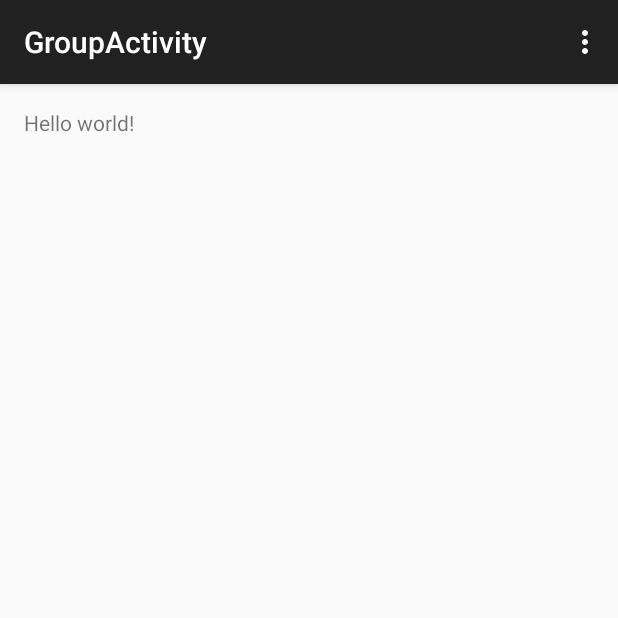
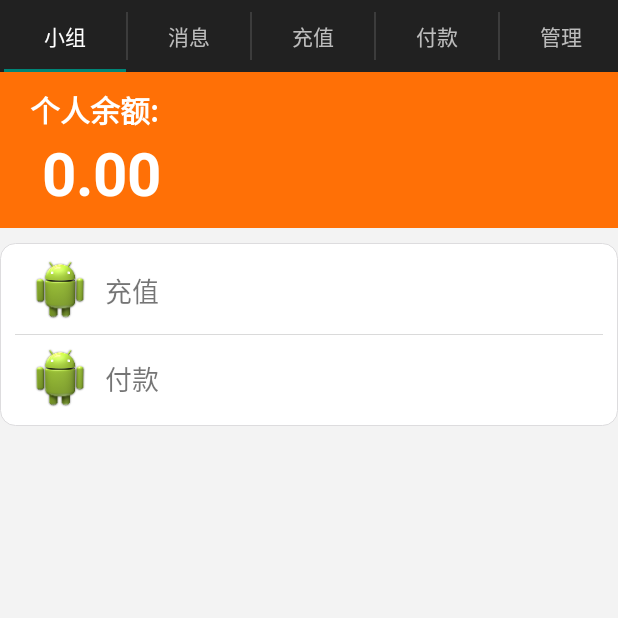
Before and after one commit to tonnyskk/Aiur, an Android app: the MainActivity screen opened directly, with no data from a screen before it, after a tap on an icon or button, on a phone screen of 412 x 824 dp, the top half of it. Run offline under Robolectric (Android 15) with nearby library versions, the phone set to English and light mode, and no system bars.

Commit message:
add tabhost for group detail page

```diff
--- a/app/build.gradle
+++ b/app/build.gradle
@@ -24,4 +24,5 @@ dependencies {
     // compile "com.android:volley:1.0"
     compile 'com.android.support:appcompat-v7:20.0.0'
     compile 'com.google.code.gson:gson:2.2.4'
+    compile 'com.android.support:support-v4:18.0.+'
 }
--- a/app/src/main/AndroidManifest.xml
+++ b/app/src/main/AndroidManifest.xml
@@ -37,6 +37,10 @@
             android:name=".activity.group.JoinGroupActivity"
             android:label="@string/title_activity_join_group" >
         </activity>
+        <activity
+            android:name=".activity.group.GroupTabActivity"
+            android:label="@string/title_activity_group_tab" >
+        </activity>
     </application>
 
 </manifest>
--- /dev/null
+++ b/app/src/main/java/com/origin/aiur/activity/group/GroupTabActivity.java
@@ -0,0 +1,250 @@
+package com.origin.aiur.activity.group;
+
+import java.util.Locale;
+
+import android.content.Context;
+import android.content.Intent;
+import android.support.v7.app.ActionBarActivity;
+import android.support.v7.app.ActionBar;
+import android.support.v4.app.Fragment;
+import android.support.v4.app.FragmentManager;
+import android.support.v4.app.FragmentTransaction;
+import android.support.v4.app.FragmentPagerAdapter;
+import android.os.Bundle;
+import android.support.v4.view.ViewPager;
+import android.view.Gravity;
+import android.view.LayoutInflater;
+import android.view.Menu;
+import android.view.MenuItem;
+import android.view.View;
+import android.view.ViewGroup;
+import android.view.Window;
+import android.widget.TextView;
+
+import com.origin.aiur.BaseActivity;
+import com.origin.aiur.R;
+import com.origin.aiur.vo.UserGroup;
+
+public class GroupTabActivity extends BaseActivity implements ActionBar.TabListener {
+
+    /**
+     * The {@link android.support.v4.view.PagerAdapter} that will provide
+     * fragments for each of the sections. We use a
+     * {@link FragmentPagerAdapter} derivative, which will keep every
+     * loaded fragment in memory. If this becomes too memory intensive, it
+     * may be best to switch to a
+     * {@link android.support.v4.app.FragmentStatePagerAdapter}.
+     */
+    SectionsPagerAdapter mSectionsPagerAdapter;
+
+    /**
+     * The {@link ViewPager} that will host the section contents.
+     */
+    ViewPager mViewPager;
+
+    enum Keys {
+        group_id, group_name, is_owner
+    }
+
+    public static void startActivity(Context context, UserGroup userGroup) {
+        Intent intent = new Intent(context, GroupTabActivity.class);
+        intent.putExtra(Keys.group_id.name(), userGroup.getGroupName());
+        intent.putExtra(Keys.group_name.name(), userGroup.getGroupName());
+        intent.putExtra(Keys.is_owner.name(), true);
+        context.startActivity(intent);
+    }
+
+    @Override
+    protected void onCreate(Bundle savedInstanceState) {
+        super.onCreate(savedInstanceState);
+        setContentView(R.layout.activity_group_tab);
+
+        // Set up the action bar.
+        final ActionBar actionBar = getSupportActionBar();
+        actionBar.setNavigationMode(ActionBar.NAVIGATION_MODE_TABS);
+        //actionBar.setDisplayOptions(ActionBar.DISPLAY_SHOW_TITLE);
+        actionBar.setDisplayOptions(0,ActionBar.DISPLAY_SHOW_HOME|ActionBar.DISPLAY_SHOW_TITLE );
+
+
+        // Create the adapter that will return a fragment for each of the three
+        // primary sections of the activity.
+        mSectionsPagerAdapter = new SectionsPagerAdapter(getSupportFragmentManager());
+        mSectionsPagerAdapter.setOwner(this.getIntent().getBooleanExtra(Keys.is_owner.name(), false));
+        mSectionsPagerAdapter.setGpName(this.getIntent().getStringExtra(Keys.group_name.name()));
+
+        // Set up the ViewPager with the sections adapter.
+        mViewPager = (ViewPager) findViewById(R.id.pager);
+        mViewPager.setAdapter(mSectionsPagerAdapter);
+
+        // When swiping between different sections, select the corresponding
+        // tab. We can also use ActionBar.Tab#select() to do this if we have
+        // a reference to the Tab.
+        mViewPager.setOnPageChangeListener(new ViewPager.SimpleOnPageChangeListener() {
+            @Override
+            public void onPageSelected(int position) {
+                actionBar.setSelectedNavigationItem(position);
+            }
+        });
+
+        // For each of the sections in the app, add a tab to the action bar.
+        for (int i = 0; i < mSectionsPagerAdapter.getCount(); i++) {
+            // Create a tab with text corresponding to the page title defined by
+            // the adapter. Also specify this Activity object, which implements
+            // the TabListener interface, as the callback (listener) for when
+            // this tab is selected.
+            actionBar.addTab(
+                    actionBar.newTab()
+                            .setText(mSectionsPagerAdapter.getPageTitle(i))
+                            .setTabListener(this));
+        }
+    }
+
+//
+//    @Override
+//    public boolean onCreateOptionsMenu(Menu menu) {
+//        // Inflate the menu; this adds items to the action bar if it is present.
+//        getMenuInflater().inflate(R.menu.group_tab, menu);
+//        return true;
+//    }
+//
+//    @Override
+//    public boolean onOptionsItemSelected(MenuItem item) {
+//        // Handle action bar item clicks here. The action bar will
+//        // automatically handle clicks on the Home/Up button, so long
+//        // as you specify a parent activity in AndroidManifest.xml.
+//        int id = item.getItemId();
+//        if (id == R.id.action_settings) {
+//            return true;
+//        }
+//        return super.onOptionsItemSelected(item);
+//    }
+
+    @Override
+    public void onTabSelected(ActionBar.Tab tab, FragmentTransaction fragmentTransaction) {
+        // When the given tab is selected, switch to the corresponding page in
+        // the ViewPager.
+        mViewPager.setCurrentItem(tab.getPosition());
+    }
+
+    @Override
+    public void onTabUnselected(ActionBar.Tab tab, FragmentTransaction fragmentTransaction) {
+    }
+
+    @Override
+    public void onTabReselected(ActionBar.Tab tab, FragmentTransaction fragmentTransaction) {
+    }
+
+    @Override
+    protected void onPostExecuteSuccessful(String action, Object response) {
+
+    }
+
+    @Override
+    protected void onPostExecuteFailed(String action) {
+
+    }
+
+    /**
+     * A {@link FragmentPagerAdapter} that returns a fragment corresponding to
+     * one of the sections/tabs/pages.
+     */
+    public class SectionsPagerAdapter extends FragmentPagerAdapter {
+        private boolean isOwner;
+        private String gpName;
+
+        public SectionsPagerAdapter(FragmentManager fm) {
+            super(fm);
+        }
+
+        @Override
+        public Fragment getItem(int position) {
+            // getItem is called to instantiate the fragment for the given page.
+            // Return a PlaceholderFragment (defined as a static inner class below).
+            return PlaceholderFragment.newInstance(position + 1);
+        }
+
+        @Override
+        public int getCount() {
+            // Show 3 total pages.
+            return isOwner ? 5 : 4; //TODO: if is owner show 5 tabs else show 4 tabs
+        }
+
+        public void setOwner(boolean isOwner) {
+            this.isOwner = isOwner;
+        }
+
+        public void setGpName(String gpName) {
+            this.gpName = gpName;
+        }
+
+        @Override
+        public CharSequence getPageTitle(int position) {
+            Locale l = Locale.getDefault();
+            switch (position) {
+                case 0:
+                    return getString(R.string.title_section1).toUpperCase(l);
+                case 1:
+                    return getString(R.string.title_section2).toUpperCase(l);
+                case 2:
+                    return getString(R.string.title_section3).toUpperCase(l);
+                case 3:
+                    return getString(R.string.title_section4).toUpperCase(l);
+                case 4:
+                    return getString(R.string.title_section5).toUpperCase(l);
+            }
+            return null;
+        }
+    }
+
+    /**
+     * A placeholder fragment containing a simple view.
+     */
+    public static class PlaceholderFragment extends Fragment {
+        /**
+         * The fragment argument representing the section number for this
+         * fragment.
+         */
+        private static final String ARG_SECTION_NUMBER = "section_number";
+
+        /**
+         * Returns a new instance of this fragment for the given section
+         * number.
+         */
+        public static PlaceholderFragment newInstance(int sectionNumber) {
+            PlaceholderFragment fragment = new PlaceholderFragment();
+            Bundle args = new Bundle();
+            args.putInt(ARG_SECTION_NUMBER, sectionNumber);
+            fragment.setArguments(args);
+            return fragment;
+        }
+
+        public PlaceholderFragment() {
+        }
+
+        private int getLayoutId() {
+            int sectionNumber = getArguments().getInt(ARG_SECTION_NUMBER);
+            switch (sectionNumber) {
+                case 1:
+                    return R.layout.group_tab_index;
+                case 2:
+                    return R.layout.group_tab_message;
+                case 3:
+                    return R.layout.group_tab_prepay;
+                case 4:
+                    return R.layout.group_tab_charge;
+                case 5:
+                    return R.layout.group_tab_manage;
+            }
+            return R.layout.group_tab_index;
+        }
+
+        @Override
+        public View onCreateView(LayoutInflater inflater, ViewGroup container,
+                Bundle savedInstanceState) {
+            View rootView = inflater.inflate(getLayoutId(), container, false);
+
+            return rootView;
+        }
+    }
+
+}
--- a/app/src/main/java/com/origin/aiur/activity/main/MainActivity.java
+++ b/app/src/main/java/com/origin/aiur/activity/main/MainActivity.java
@@ -3,6 +3,7 @@ package com.origin.aiur.activity.main;
 import android.content.Context;
 import android.content.Intent;
 import android.os.Bundle;
+import android.support.v7.app.ActionBar;
 import android.view.Gravity;
 import android.view.LayoutInflater;
 import android.view.Menu;
@@ -16,10 +17,10 @@ import android.widget.TextView;
 
 import com.origin.aiur.BaseActivity;
 import com.origin.aiur.R;
-import com.origin.aiur.dao.GroupDao;
-import com.origin.aiur.activity.group.GroupActivity;
+import com.origin.aiur.activity.group.GroupTabActivity;
 import com.origin.aiur.activity.group.JoinGroupActivity;
 import com.origin.aiur.activity.group.NewGroupActivity;
+import com.origin.aiur.dao.GroupDao;
 import com.origin.aiur.http.HttpUtils;
 import com.origin.aiur.vo.GroupEvent;
 import com.origin.aiur.vo.UserGroup;
@@ -58,6 +59,10 @@ public class MainActivity extends BaseActivity implements View.OnClickListener{
     protected void onCreate(Bundle savedInstanceState) {
         super.onCreate(savedInstanceState);
         setContentView(R.layout.activity_main);
+
+        // Set up the action bar.
+        final ActionBar actionBar = getSupportActionBar();
+        actionBar.setDisplayOptions(ActionBar.DISPLAY_SHOW_TITLE);
 
         btnGotoGroup = (TextView) findViewById(R.id.btnGotoGroup);
         btnGotoGroup.setOnClickListener(this);
@@ -205,7 +210,7 @@ public class MainActivity extends BaseActivity implements View.OnClickListener{
                 }
                 break;
             case R.id.btnGotoGroup:
-                GroupActivity.startActivity(this, GroupDao.getInstance().getCurrentGroup());
+                GroupTabActivity.startActivity(this, GroupDao.getInstance().getCurrentGroup());
                 break;
             case R.id.btnCreateGroup:
                 NewGroupActivity.startActivity(this);
@@ -243,7 +248,7 @@ public class MainActivity extends BaseActivity implements View.OnClickListener{
                     UserGroup group = (UserGroup)view.getTag();
                     GroupDao.getInstance().setCurrentGroup(group);
                     // TODO: go to group detail page
-                    GroupActivity.startActivity(MainActivity.this, group);
+                    GroupTabActivity.startActivity(MainActivity.this, group);
                     dismissPopup();
                 }
             });
--- a/app/src/main/res/drawable-nodpi/round_corner_bg.xml
+++ b/app/src/main/res/drawable-nodpi/round_corner_bg.xml
@@ -1,7 +1,7 @@
 <?xml version="1.0" encoding="utf-8"?>
 <shape xmlns:android="http://schemas.android.com/apk/res/android">
     <solid android:color="#ffffffff" />
-    <stroke android:width="1dp" android:color="#ffff8080" />
+    <stroke android:width="1px" android:color="#ffdddcde" />
     <corners android:radius="10dp" />
     <padding
         android:left="3dp"
--- /dev/null
+++ b/app/src/main/res/layout/activity_group_tab.xml
@@ -0,0 +1,6 @@
+<android.support.v4.view.ViewPager xmlns:android="http://schemas.android.com/apk/res/android"
+    xmlns:tools="http://schemas.android.com/tools"
+    android:id="@+id/pager"
+    android:layout_width="match_parent"
+    android:layout_height="match_parent"
+    tools:context="com.origin.aiur.activity.group.GroupTabActivity" />
--- /dev/null
+++ b/app/src/main/res/layout/group_tab_index.xml
@@ -0,0 +1,105 @@
+<LinearLayout xmlns:android="http://schemas.android.com/apk/res/android"
+    xmlns:tools="http://schemas.android.com/tools"
+    android:layout_width="match_parent"
+    android:layout_height="match_parent"
+    android:orientation="vertical"
+    android:background="@color/tab_bg"
+    tools:context="com.origin.aiur.activity.group.GroupTabActivity$PlaceholderFragment">
+
+    <LinearLayout
+        android:layout_width="match_parent"
+        android:layout_height="wrap_content"
+        android:orientation="vertical"
+        android:paddingTop="@dimen/tab_index_cash_padding_topBottom"
+        android:paddingBottom="@dimen/tab_index_cash_padding_topBottom"
+        android:paddingLeft="@dimen/tab_index_cash_padding_leftRight"
+        android:paddingRight="@dimen/tab_index_cash_padding_leftRight"
+        android:background="@color/tab_index_cash_bg">
+
+        <TextView
+            android:layout_width="match_parent"
+            android:layout_height="wrap_content"
+            android:textSize="@dimen/tab_index_cash_title_txt_size"
+            android:textColor="@color/tab_index_cash_txt_color"
+            android:textStyle="bold"
+            android:text="@string/tab_index_cash_title" />
+
+        <TextView
+            android:layout_width="match_parent"
+            android:layout_height="wrap_content"
+            android:textSize="@dimen/tab_index_cash_txt_size"
+            android:textColor="@color/tab_index_cash_txt_color"
+            android:textStyle="bold"
+            android:layout_marginLeft="@dimen/abc_action_bar_default_height"
+            android:text="0.00" />
+    </LinearLayout>
+
+    <LinearLayout
+        android:layout_width="match_parent"
+        android:layout_height="wrap_content"
+        android:orientation="vertical"
+        android:background="@drawable/round_corner_bg"
+        android:layout_marginTop="@dimen/tab_index_btn_margin_top"
+        android:layout_marginBottom="@dimen/tab_index_btn_margin_bottom"
+        android:paddingLeft="@dimen/tab_index_btn_padding_leftRight"
+        android:paddingRight="@dimen/tab_index_btn_padding_leftRight">
+
+        <LinearLayout
+            android:id="@+id/tabBtnPrepay"
+            android:layout_width="match_parent"
+            android:layout_height="wrap_content"
+            android:orientation="horizontal"
+            android:clickable="true">
+
+            <ImageView
+                android:layout_width="@dimen/tab_index_btn_icon_width"
+                android:layout_height="@dimen/tab_index_btn_icon_height"
+                android:layout_gravity="center_vertical"
+                android:layout_marginLeft="@dimen/tab_index_btn_icon_margin_leftRight"
+                android:layout_marginRight="@dimen/tab_index_btn_icon_margin_leftRight"
+                android:src="@drawable/ic_launcher" />
+
+            <TextView
+                android:layout_width="match_parent"
+                android:layout_height="wrap_content"
+                android:paddingTop="@dimen/tab_index_btn_padding_topBottom"
+                android:paddingBottom="@dimen/tab_index_btn_padding_topBottom"
+                android:textSize="@dimen/tab_index_btn_txt_size"
+                android:textStyle="normal"
+                android:text="@string/tab_index_btn_prepay" />
+
+        </LinearLayout>
+
+        <View
+            android:layout_width="match_parent"
+            android:layout_height="1px"
+            android:background="@color/tab_index_btn_split" />
+
+        <LinearLayout
+            android:id="@+id/tabBtnCharge"
+            android:layout_width="match_parent"
+            android:layout_height="wrap_content"
+            android:orientation="horizontal"
+            android:clickable="true">
+
+            <ImageView
+                android:layout_width="@dimen/tab_index_btn_icon_width"
+                android:layout_height="@dimen/tab_index_btn_icon_height"
+                android:layout_gravity="center_vertical"
+                android:layout_marginLeft="@dimen/tab_index_btn_icon_margin_leftRight"
+                android:layout_marginRight="@dimen/tab_index_btn_icon_margin_leftRight"
+                android:src="@drawable/ic_launcher" />
+
+            <TextView
+                android:layout_width="match_parent"
+                android:layout_height="wrap_content"
+                android:paddingTop="@dimen/tab_index_btn_padding_topBottom"
+                android:paddingBottom="@dimen/tab_index_btn_padding_topBottom"
+                android:textSize="@dimen/tab_index_btn_txt_size"
+                android:textStyle="normal"
+                android:text="@string/tab_index_btn_charge" />
+
+        </LinearLayout>
+    </LinearLayout>
+
+</LinearLayout>
--- /dev/null
+++ b/app/src/main/res/menu/group_tab.xml
@@ -0,0 +1,9 @@
+<menu xmlns:android="http://schemas.android.com/apk/res/android"
+    xmlns:app="http://schemas.android.com/apk/res-auto"
+    xmlns:tools="http://schemas.android.com/tools"
+    tools:context="com.origin.aiur.activity.group.GroupTabActivity" >
+    <item android:id="@+id/action_settings"
+        android:title="@string/action_settings"
+        android:orderInCategory="100"
+        app:showAsAction="never" />
+</menu>
--- /dev/null
+++ b/app/src/main/res/values-w820dp/dimens.xml
@@ -0,0 +1,6 @@
+<resources>
+    <!-- Example customization of dimensions originally defined in res/values/dimens.xml
+         (such as screen margins) for screens with more than 820dp of available width. This
+         would include 7" and 10" devices in landscape (~960dp and ~1280dp respectively). -->
+    <dimen name="activity_horizontal_margin">64dp</dimen>
+</resources>
--- /dev/null
+++ b/app/src/main/res/values/layout_tabs.xml
@@ -0,0 +1,26 @@
+<?xml version="1.0" encoding="utf-8"?>
+<resources>
+
+
+    <dimen name="tab_index_cash_padding_topBottom">10dp</dimen>
+    <dimen name="tab_index_cash_padding_leftRight">20dp</dimen>
+
+    <dimen name="tab_index_btn_margin_top">10dp</dimen>
+    <dimen name="tab_index_btn_margin_bottom">10dp</dimen>
+    <dimen name="tab_index_btn_padding_topBottom">15dp</dimen>
+    <dimen name="tab_index_btn_padding_leftRight">10dp</dimen>
+
+    <dimen name="tab_index_btn_icon_margin_leftRight">10dp</dimen>
+    <dimen name="tab_index_btn_icon_width">40dp</dimen>
+    <dimen name="tab_index_btn_icon_height">40dp</dimen>
+
+    <dimen name="tab_index_cash_title_txt_size">20sp</dimen>
+    <dimen name="tab_index_cash_txt_size">40sp</dimen>
+    <dimen name="tab_index_btn_txt_size">18sp</dimen>
+
+    <color name="tab_index_cash_bg">#ffff7006</color>
+    <color name="tab_index_btn_bg">#ffffffff</color>
+    <color name="tab_index_cash_txt_color">#ffffffff</color>
+    <color name="tab_bg">#fff3f3f3</color>
+    <color name="tab_index_btn_split">#ffdadada</color>
+</resources>
--- a/app/src/main/res/values/strings.xml
+++ b/app/src/main/res/values/strings.xml
@@ -27,6 +27,18 @@
     <string name="menu_create_group">创建小组</string>
     <string name="menu_join_group">加入小组</string>
 
+    <!-- Group tag page -->
+    <string name="title_section1">小组</string>
+    <string name="title_section2">消息</string>
+    <string name="title_section3">充值</string>
+    <string name="title_section4">付款</string>
+    <string name="title_section5">管理</string>
+
+    <!-- Group tag page @index -->
+    <string name="tab_index_cash_title">个人余额:</string>
+    <string name="tab_index_btn_prepay">充值</string>
+    <string name="tab_index_btn_charge">付款</string>
+
     <!-- Error message -->
     <string name="generic_server_down">服务器异常，请稍后重试</string>
     <string name="no_internet">网络异常，请确认您的网络状态！</string>
@@ -37,5 +49,7 @@
     <string name="action_settings">Settings</string>
     <string name="title_activity_new_group">NewGroupActivity</string>
     <string name="title_activity_join_group">JoinGroupActivity</string>
+    <string name="title_activity_group_tab">GroupTabActivity</string>
+
 
 </resources>
```
Also changed, not shown: app/src/main/res/layout/group_tab_charge.xml (added, +17 -0 lines), app/src/main/res/layout/group_tab_manage.xml (added, +17 -0 lines), app/src/main/res/layout/group_tab_message.xml (added, +17 -0 lines), app/src/main/res/layout/group_tab_prepay.xml (added, +17 -0 lines).
